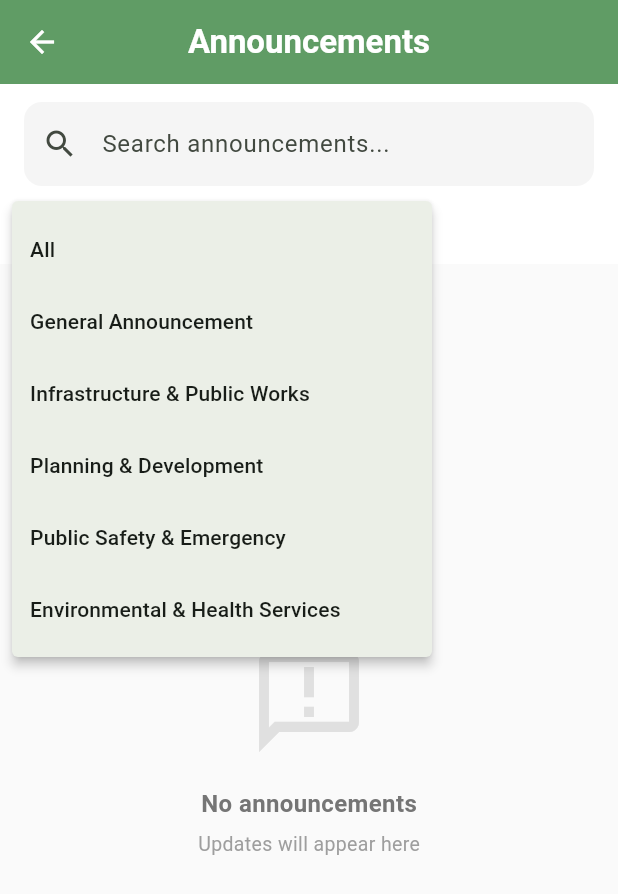
After one commit to Jnyyy27/GreenWatch, a Flutter app: the AnnouncementScreen screen opened directly, after a tap on "Category:", on a phone screen of 412 x 824 dp. The commit adds this screen. Shown: the top 894 px of the screen. Run offline on Flutter 3.47's test engine with Material 3 defaults, Android fonts, the phone set to English and light mode, and no system bars; our stand-ins replace cloud_firestore, firebase_auth, firebase_core, firebase_storage, geocoding, geolocator and 4 more; accounts and stored records are empty.

Commit message:
Raw announcement

```diff
--- a/lib/app_mobile/app_mobile.dart
+++ b/lib/app_mobile/app_mobile.dart
@@ -12,6 +12,7 @@ import 'screens/report_screen.dart';
 import 'screens/profile_screen.dart';
 import 'screens/issues_screen.dart';
 import 'screens/issue_detail_screen.dart';
+import 'screens/announcement_screen.dart';
 
 class MobileApp extends StatelessWidget {
   const MobileApp({super.key});
@@ -380,7 +381,12 @@ class _MyHomePageState extends State<MyHomePage> {
       const ReportScreen(),
 
       // ---------------------
-      // Tab 3: Profile Screen
+      // Tab 3: Announcement Screen
+      // ---------------------
+      const AnnouncementScreen(),
+
+      // ---------------------
+      // Tab 4: Profile Screen
       // ---------------------
       const ProfileScreen(),
     ];
@@ -390,10 +396,16 @@ class _MyHomePageState extends State<MyHomePage> {
       body: pages[_selectedIndex],
 
       bottomNavigationBar: BottomNavigationBar(
+        selectedFontSize: 11.5,
+        unselectedFontSize: 8,
         items: const <BottomNavigationBarItem>[
           BottomNavigationBarItem(icon: Icon(Icons.map), label: 'Map'),
           BottomNavigationBarItem(icon: Icon(Icons.list_alt), label: 'Issues'),
           BottomNavigationBarItem(icon: Icon(Icons.report), label: 'Report'),
+          BottomNavigationBarItem(
+            icon: Icon(Icons.announcement),
+            label: 'Announcement',
+          ),
           BottomNavigationBarItem(icon: Icon(Icons.person), label: 'Profile'),
         ],
         currentIndex: _selectedIndex,
--- /dev/null
+++ b/lib/app_mobile/screens/announcement_screen.dart
@@ -0,0 +1,325 @@
+import 'package:flutter/material.dart';
+import 'package:cloud_firestore/cloud_firestore.dart';
+import 'announcement_detail_screen.dart';
+import '../../services/announcement_model.dart';
+
+class AnnouncementScreen extends StatefulWidget {
+  const AnnouncementScreen({super.key});
+
+  @override
+  State<AnnouncementScreen> createState() => _AnnouncementScreenState();
+}
+
+class _AnnouncementScreenState extends State<AnnouncementScreen> {
+  String _searchQuery = '';
+  String _selectedDepartment = 'All';
+  String _selectedCategory = 'All';
+
+  final Map<String, String> departmentMap = {
+    'MBPP': 'Majlis Bandaraya Pulau Pinang',
+    'JKR': 'Jabatan Kerja Raya',
+    'TNB': 'Tenaga Nasional Berhad',
+  };
+
+  final List<String> _departments = ['All', 'MBPP', 'JKR', 'TNB'];
+
+  final List<String> _categories = [
+    'All',
+    'General Announcement',
+    'Infrastructure & Public Works',
+    'Planning & Development',
+    'Public Safety & Emergency',
+    'Environmental & Health Services',
+  ];
+
+  @override
+  void initState() {
+    super.initState();
+  }
+
+  // Fetch distinct departments and categories from Firebase
+
+  @override
+  Widget build(BuildContext context) {
+    return Scaffold(
+      backgroundColor: Colors.grey.shade50,
+      appBar: AppBar(
+        title: const Text(
+          'Announcements',
+          style: TextStyle(fontWeight: FontWeight.w600),
+        ),
+        backgroundColor: const Color.fromARGB(255, 96, 156, 101),
+        foregroundColor: Colors.white,
+        elevation: 0,
+        centerTitle: true,
+      ),
+      body: Column(
+        children: [
+          _buildSearchAndFilter(),
+          Expanded(
+            child: StreamBuilder<QuerySnapshot>(
+              stream: FirebaseFirestore.instance
+                  .collection('announcements')
+                  .orderBy('createdAt', descending: true)
+                  .snapshots(),
+              builder: (context, snapshot) {
+                if (snapshot.connectionState == ConnectionState.waiting) {
+                  return const Center(child: CircularProgressIndicator());
+                }
+
+                if (!snapshot.hasData || snapshot.data!.docs.isEmpty) {
+                  return _emptyState();
+                }
+
+                // Convert documents to Announcement model
+                final announcements = snapshot.data!.docs
+                    .map((doc) => Announcement.fromFirestore(doc))
+                    .toList();
+
+                // Apply search and filter
+                final filtered = announcements.where((a) {
+                  final matchSearch = a.title.toLowerCase().contains(
+                    _searchQuery.toLowerCase(),
+                  );
+                  final matchDept =
+                      _selectedDepartment == 'All' ||
+                      a.department == _selectedDepartment;
+                  final matchCat =
+                      _selectedCategory == 'All' ||
+                      a.category == _selectedCategory;
+                  return matchSearch && matchDept && matchCat;
+                }).toList();
+
+                if (filtered.isEmpty) return _emptyState();
+
+                return ListView.separated(
+                  padding: const EdgeInsets.all(16),
+                  itemCount: filtered.length,
+                  separatorBuilder: (_, __) => const SizedBox(height: 12),
+                  itemBuilder: (context, index) {
+                    return _announcementCard(context, filtered[index]);
+                  },
+                );
+              },
+            ),
+          ),
+        ],
+      ),
+    );
+  }
+
+  // ----------------------------- Search & Filters -----------------------------
+  Widget _buildSearchAndFilter() {
+    return Container(
+      padding: const EdgeInsets.fromLTRB(16, 12, 16, 8),
+      color: Colors.white,
+      child: Column(
+        children: [
+          // Search bar
+          TextField(
+            decoration: InputDecoration(
+              hintText: 'Search announcements...',
+              prefixIcon: const Icon(Icons.search),
+              filled: true,
+              fillColor: Colors.grey.shade100,
+              border: OutlineInputBorder(
+                borderRadius: BorderRadius.circular(12),
+                borderSide: BorderSide.none,
+              ),
+            ),
+            onChanged: (value) => setState(() => _searchQuery = value),
+          ),
+          const SizedBox(height: 10),
+          // Filters
+          Row(
+            children: [
+              _filterChip(
+                label: 'Department',
+                value: _selectedDepartment == 'All'
+                    ? 'All'
+                    : departmentMap[_selectedDepartment] ?? _selectedDepartment,
+                options: _departments
+                    .map((d) => d == 'All' ? 'All' : departmentMap[d] ?? d)
+                    .toList(),
+                onChanged: (v) {
+                  // convert full name back to code
+                  final key = departmentMap.entries
+                      .firstWhere(
+                        (e) => e.value == v,
+                        orElse: () => MapEntry('All', 'All'),
+                      )
+                      .key;
+                  setState(() => _selectedDepartment = key);
+                },
+              ),
+
+              const SizedBox(width: 8),
+              _filterChip(
+                label: 'Category',
+                value: _selectedCategory,
+                options: _categories,
+                onChanged: (v) => setState(() => _selectedCategory = v),
+              ),
+            ],
+          ),
+        ],
+      ),
+    );
+  }
+
+  Widget _filterChip({
+    required String label,
+    required String value,
+    required List<String> options,
+    required Function(String) onChanged,
+  }) {
+    return PopupMenuButton<String>(
+      onSelected: onChanged,
+      itemBuilder: (context) =>
+          options.map((o) => PopupMenuItem(value: o, child: Text(o))).toList(),
+      child: Container(
+        padding: const EdgeInsets.symmetric(horizontal: 12, vertical: 8),
+        decoration: BoxDecoration(
+          color: Colors.grey.shade100,
+          borderRadius: BorderRadius.circular(10),
+        ),
+        child: Row(
+          children: [
+            Text(
+              '$label: ',
+              style: TextStyle(fontSize: 12, color: Colors.grey.shade600),
+            ),
+            Text(
+              value,
+              style: const TextStyle(fontSize: 12, fontWeight: FontWeight.w600),
+            ),
+            const SizedBox(width: 4),
+            const Icon(Icons.arrow_drop_down, size: 18),
+          ],
+        ),
+      ),
+    );
+  }
+
+  // ----------------------------- Announcement Card -----------------------------
+  Widget _announcementCard(BuildContext context, Announcement a) {
+    return InkWell(
+      borderRadius: BorderRadius.circular(14),
+      onTap: () {
+        Navigator.push(
+          context,
+          MaterialPageRoute(builder: (_) => AnnouncementDetailScreen(data: a)),
+        );
+      },
+      child: Container(
+        padding: const EdgeInsets.all(14),
+        decoration: BoxDecoration(
+          color: Colors.white,
+          borderRadius: BorderRadius.circular(14),
+          boxShadow: [
+            BoxShadow(
+              color: Colors.black.withOpacity(0.05),
+              blurRadius: 8,
+              offset: const Offset(0, 3),
+            ),
+          ],
+        ),
+        child: Column(
+          crossAxisAlignment: CrossAxisAlignment.start,
+          children: [
+            // Department & Date
+            Row(
+              children: [
+                Container(
+                  padding: const EdgeInsets.symmetric(
+                    horizontal: 10,
+                    vertical: 4,
+                  ),
+                  decoration: BoxDecoration(
+                    color: Colors.green.shade50,
+                    borderRadius: BorderRadius.circular(20),
+                  ),
+                  child: Text(
+                    departmentMap[a.department] ?? a.department ?? 'Department',
+                    style: TextStyle(
+                      fontSize: 11,
+                      fontWeight: FontWeight.w600,
+                      color: Colors.green.shade700,
+                    ),
+                  ),
+                ),
+                const Spacer(),
+                Text(
+                  a.createdAt != null ? _formatDate(a.createdAt!) : '',
+                  style: TextStyle(fontSize: 11, color: Colors.grey.shade600),
+                ),
+              ],
+            ),
+            const SizedBox(height: 10),
+            // Title
+            Text(
+              a.title,
+              maxLines: 2,
+              overflow: TextOverflow.ellipsis,
+              style: const TextStyle(fontSize: 15, fontWeight: FontWeight.w700),
+            ),
+            const SizedBox(height: 8),
+            // Category
+            if (a.category != null)
+              Row(
+                children: [
+                  Icon(Icons.label, size: 14, color: Colors.grey.shade600),
+                  const SizedBox(width: 6),
+                  Text(
+                    a.category!,
+                    style: TextStyle(fontSize: 12, color: Colors.grey.shade700),
+                  ),
+                ],
+              ),
+          ],
+        ),
+      ),
+    );
+  }
+
+  // ----------------------------- Empty State -----------------------------
+  Widget _emptyState() {
+    return Center(
+      child: Column(
+        mainAxisAlignment: MainAxisAlignment.center,
+        children: [
+          Icon(
+            Icons.announcement_outlined,
+            size: 80,
+            color: Colors.grey.shade300,
+          ),
+          const SizedBox(height: 16),
+          Text(
+            'No announcements',
+            style: TextStyle(
+              fontSize: 16,
+              fontWeight: FontWeight.w600,
+              color: Colors.grey.shade600,
+            ),
+          ),
+          const SizedBox(height: 6),
+          Text(
+            'Updates will appear here',
+            style: TextStyle(fontSize: 13, color: Colors.grey.shade500),
+          ),
+        ],
+      ),
+    );
+  }
+
+  String _formatDate(DateTime date) {
+    final now = DateTime.now();
+    final diff = now.difference(date);
+
+    if (diff.inMinutes < 1) return 'Just now';
+    if (diff.inHours < 1) return '${diff.inMinutes}m ago';
+    if (diff.inHours < 24) return '${diff.inHours}h ago';
+    if (diff.inDays < 7) return '${diff.inDays}d ago';
+    return '${date.day}/${date.month}/${date.year}';
+  }
+}
--- /dev/null
+++ b/lib/services/announcement_model.dart
@@ -0,0 +1,43 @@
+import 'package:cloud_firestore/cloud_firestore.dart';
+
+class Announcement {
+  final String title;
+  final String? description;
+  final String? department;
+  final String? category;
+  final DateTime? createdAt;
+  final String? imageBase64;
+  final String? exactLocation;
+  final double? latitude;
+  final double? longitude;
+  final DateTime? updatedAt;
+
+  Announcement({
+    required this.title,
+    this.description,
+    this.department,
+    this.category,
+    this.createdAt,
+    this.imageBase64,
+    this.exactLocation,
+    this.latitude,
+    this.longitude,
+    this.updatedAt,
+  });
+
+  factory Announcement.fromFirestore(DocumentSnapshot doc) {
+    final data = doc.data() as Map<String, dynamic>;
+    return Announcement(
+      title: data['title'] ?? '',
+      description: data['description'],
+      department: data['department'],
+      category: data['category'],
+      createdAt: (data['createdAt'] as Timestamp?)?.toDate(),
+      imageBase64: data['imageBase64'],
+      exactLocation: data['exactLocation'],
+      latitude: (data['latitude'] as num?)?.toDouble(),
+      longitude: (data['longitude'] as num?)?.toDouble(),
+      updatedAt: (data['updatedAt'] as Timestamp?)?.toDate(),
+    );
+  }
+}
```
Also changed, not shown: lib/app_mobile/screens/announcement_detail_screen.dart (added, +108 -0 lines).
